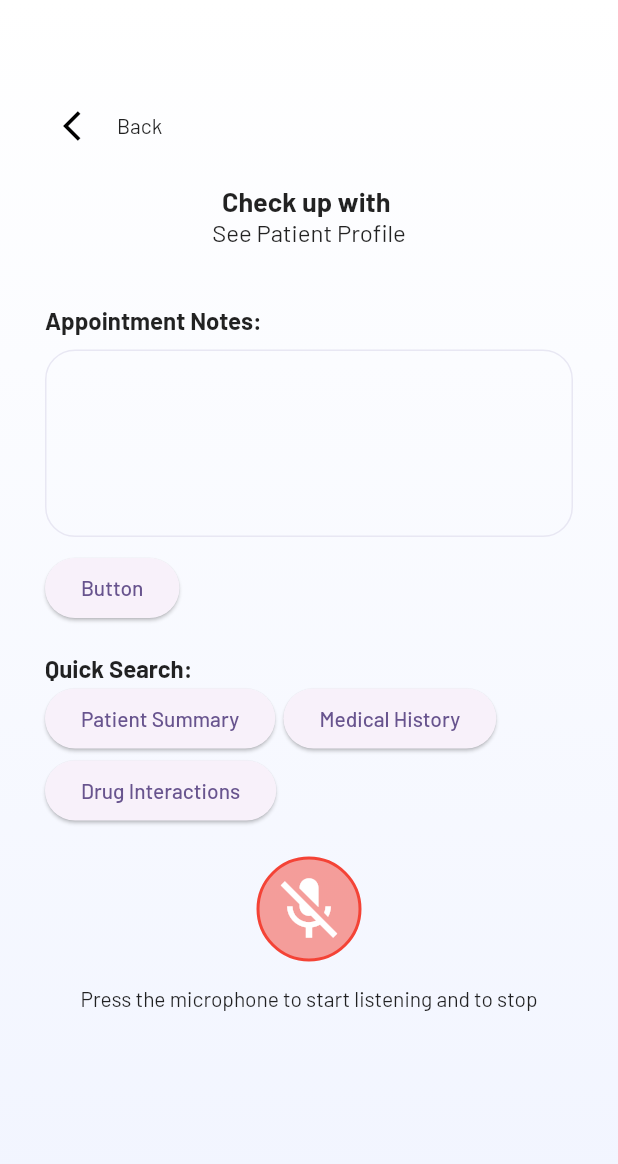
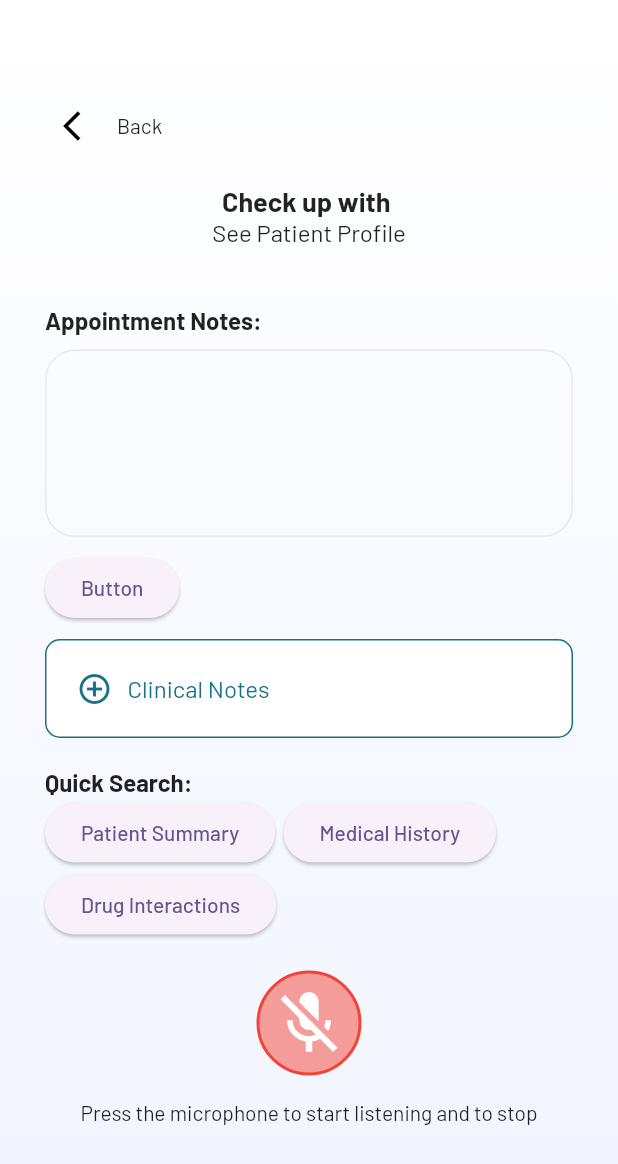
Before and after one commit to Matirix/Project_Gateway, a Flutter app: the AppointmentPage screen opened directly with empty values, on a phone screen of 412 x 824 dp. Shown: the top 1164 px of the screen. Run offline on Flutter 3.47's test engine with Material 2 defaults, Android fonts, the phone set to English and light mode, and no system bars; our stand-ins replace flutter_secure_storage, flutter_svg, google_fonts, loading_animation_widget, speech_to_text; missing offline and left inert: flutter_pdfview; accounts and stored records are empty.

Commit message:
Added button

```diff
--- a/lib/appointment_page.dart
+++ b/lib/appointment_page.dart
@@ -366,6 +366,31 @@ class _AppointmentPageState extends State<AppointmentPage> {
               child: const Text('Button'),
             ),
           ),
+        Container(
+          margin: const EdgeInsets.only(top: 10),
+          padding: const EdgeInsets.all(20),
+          decoration: BoxDecoration(
+            color: Colors.white,
+
+            border: Border.all(
+                color: AppColors.focus), // Set the desired border color
+            borderRadius:
+                BorderRadius.circular(10), // Set the desired border radius
+          ),
+          child: Row(
+            children: [
+              Icon(
+                Icons.add_circle_outline,
+                color: AppColors.focus,
+              ),
+              const SizedBox(
+                width: 10,
+              ),
+              Text("Clinical Notes",
+                  style: TextStyle(color: AppColors.focus, fontSize: 16)),
+            ],
+          ),
+        ),
       ],
     );
   }
```
